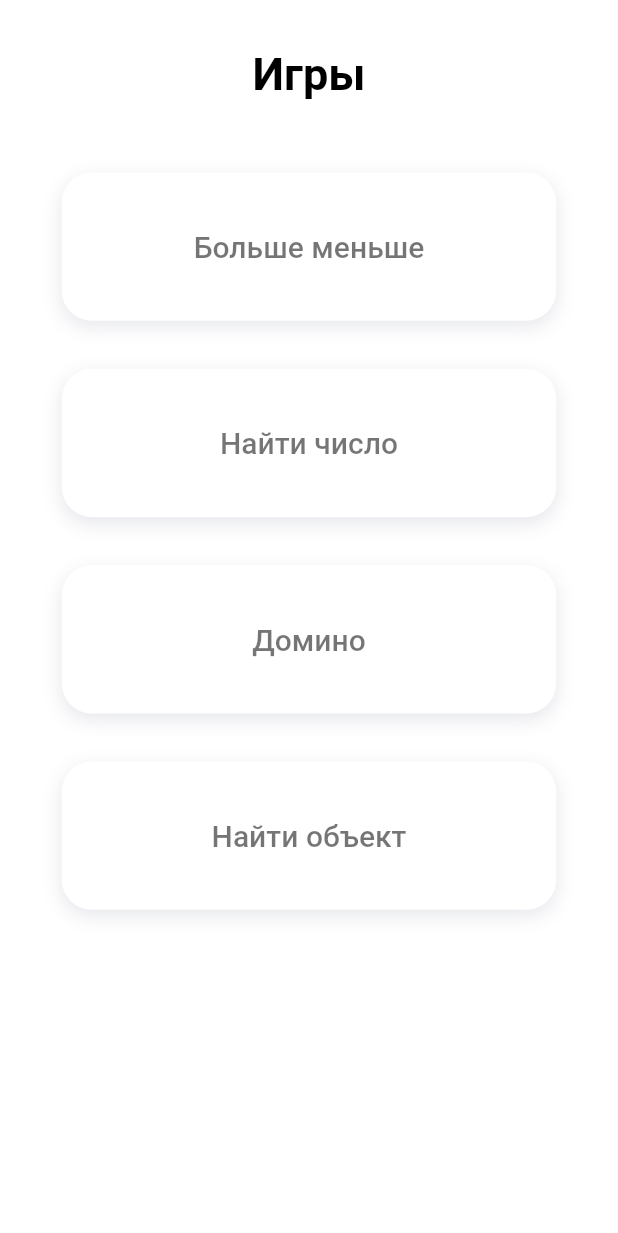
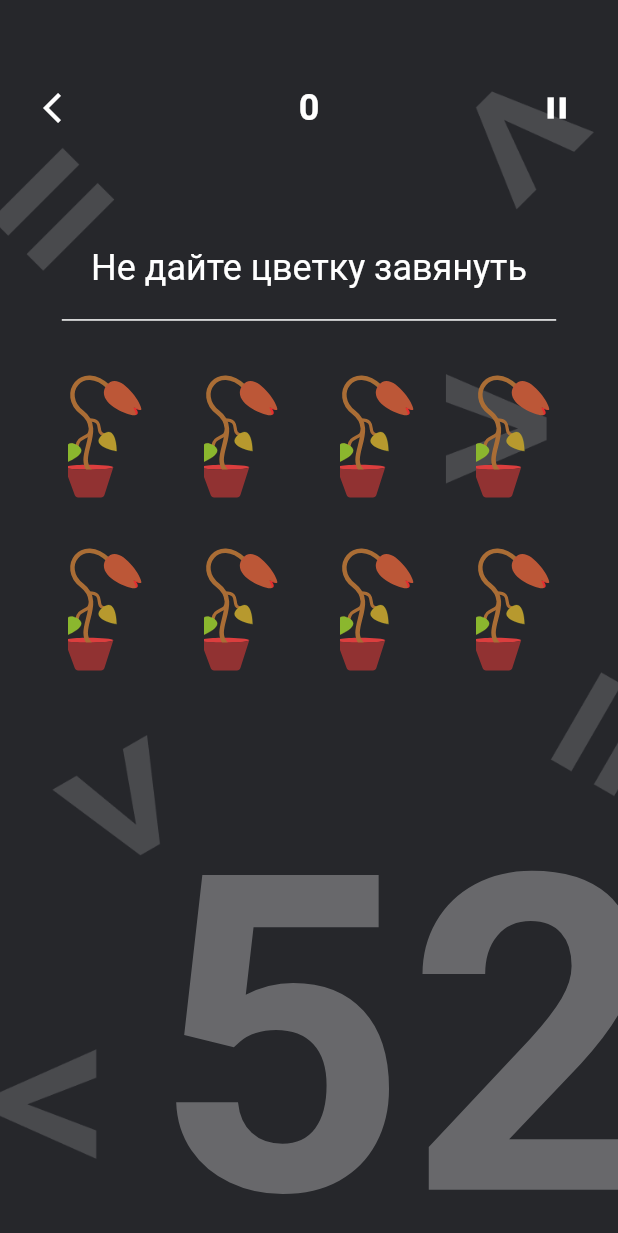
Before and after one commit to LevQo/brain_flower, a Flutter app: the screen it shows after launch, on a phone screen of 412 x 824 dp. Shown: the top 1233 px of the screen. Run offline on Flutter 3.47's test engine with Material 2 defaults, Android fonts, the phone set to English and light mode, and no system bars; drawn by our look-alikes of auto_size_text; our stand-ins replace equatable, flutter_bloc, flutter_svg.

Commit message:
Start of UI for Watering Flowers Game and added extensions

```diff
--- /dev/null
+++ b/lib/data/watering_flowers_game/flower_types_watering_flowers.dart
@@ -0,0 +1 @@
+enum FlowerTypesWateringFlowers{HEALTHY, WILTED}
--- a/lib/main.dart
+++ b/lib/main.dart
@@ -3,6 +3,7 @@ import 'package:brain_flower/screens/find_number_game/find_number_game_screen.da
 import 'package:brain_flower/screens/find_object_game/find_object_game_screen.dart';
 import 'package:brain_flower/screens/games_screen/games_screen.dart';
 import 'package:brain_flower/screens/more_less_game/more_less_game_screen.dart';
+import 'package:brain_flower/screens/watering_flowers_game/watering_flowers_game_screen.dart';
 import 'package:flutter/material.dart';
 
 void main() => runApp(MyApp());
@@ -20,13 +21,14 @@ class MyApp extends StatelessWidget {
             TargetPlatform.iOS: CupertinoPageTransitionsBuilder(),
           })),
       home: FindNumberGameScreen(),
-      initialRoute: '/games',
+      initialRoute: '/watering_flowers_game',
       routes: {
         '/games': (context) => GamesScreen(),
         '/more_less_game': (context) => MoreLessGameScreen(),
         '/find_number_game': (context) => FindNumberGameScreen(),
         '/dominoes_game': (context) => DominoesGameScreen(),
         '/find_object_game': (context) => FindObjectGameScreen(),
+        '/watering_flowers_game': (context) => WateringFlowersGameScreen(),
       },
     );
   }
--- a/lib/resources/colors.dart
+++ b/lib/resources/colors.dart
@@ -18,6 +18,8 @@ class CustomColors {
     Colors.black54
   ];
 
+  static const Color primaryDarkBackgroundColor = Color(0xFF26272B);
+
   static const Color defaultShadowColor = Color(0x1A111649);
   static const Color timerColor = Color(0x4DFFFFFF);
 
--- a/lib/resources/drawables.dart
+++ b/lib/resources/drawables.dart
@@ -4,4 +4,8 @@ class Drawables{
 
   //More Less Game
   static const String backgroundMoreLess = "assets/images/background_more_less.png";
+
+  //Watering Flowers Game
+  static const String healthyFlower = "assets/images/healthy_flower_game.svg";
+  static const String wiltedFlower = "assets/images/wilted_flower_game.svg";
 }
--- a/lib/screens/games_screen/games_screen.dart
+++ b/lib/screens/games_screen/games_screen.dart
@@ -4,12 +4,6 @@ import 'package:flutter/material.dart';
 class GamesScreen extends StatelessWidget {
   @override
   Widget build(BuildContext context) {
-    List<String> routes = [
-      '/more_less_game',
-      '/find_number_game',
-      '/dominoes_game'
-    ];
-
     Widget _buildItem(String gameText, String route){
       return  GestureDetector(
                     onTap: () => Navigator.pushNamed(context, route),
--- /dev/null
+++ b/lib/screens/watering_flowers_game/watering_flowers_game_screen.dart
@@ -0,0 +1,141 @@
+import 'package:brain_flower/data/watering_flowers_game/flower_types_watering_flowers.dart';
+import 'package:brain_flower/resources/colors.dart';
+import 'package:brain_flower/resources/drawables.dart';
+import 'package:brain_flower/widgets/custom_app_bar.dart';
+import 'package:brain_flower/widgets/custom_timer.dart';
+import 'package:brain_flower/widgets/title_text.dart';
+import 'package:brain_flower/widgets/white_divider.dart';
+import 'package:flutter/material.dart';
+import 'package:flutter_svg/flutter_svg.dart';
+import 'package:brain_flower/utils/extensions.dart';
+
+class WateringFlowersGameScreen extends StatelessWidget {
+  @override
+  Widget build(BuildContext context) {
+    return Scaffold(
+      backgroundColor: CustomColors.primaryDarkBackgroundColor,
+      body: Container(
+        decoration: BoxDecoration(
+          image: DecorationImage(
+              image: AssetImage(Drawables.backgroundMoreLess),
+              fit: BoxFit.cover),
+        ),
+        child: _buildMainContainer(context),
+      ),
+    );
+  }
+
+  Widget _buildMainContainer(BuildContext context) {
+    return Stack(
+      children: <Widget>[
+        Positioned(
+          right: context.screenWidth * 0.07,
+          left: context.screenWidth * 0.07,
+          top: context.screenHeight * 0.07,
+          child: CustomAppBar(
+            score: '0',
+          ),
+        ),
+        Positioned(
+          right: -context.screenWidth * 0.07,
+          bottom: -context.screenHeight * 0.08,
+          child: CustomTimer(
+            isRestart: false,
+            finishTimerListener: () {},
+          ),
+        ),
+        Positioned(
+          top: context.screenHeight * 0.2,
+          right: context.screenWidth * 0.01,
+          left: context.screenWidth * 0.01,
+          child: Column(
+            mainAxisAlignment: MainAxisAlignment.center,
+            children: <Widget>[
+              TitleText(
+                  text: 'Не дайте цветку завянуть', isCorrectAnswer: null),
+              SizedBox(height: 20.0),
+              WhiteDivider(),
+              SizedBox(height: 20.0),
+              Padding(
+                padding: const EdgeInsets.all(16.0),
+                child: Wrap(
+                  runSpacing: context.screenHeight * 0.04,
+                  spacing: context.screenWidth * 0.1,
+                  children: <Widget>[
+                    FlowerWateringGameWidget(
+                        type: FlowerTypesWateringFlowers.HEALTHY),
+                    FlowerWateringGameWidget(
+                        type: FlowerTypesWateringFlowers.HEALTHY),
+                    FlowerWateringGameWidget(
+                        type: FlowerTypesWateringFlowers.HEALTHY),
+                    FlowerWateringGameWidget(
+                        type: FlowerTypesWateringFlowers.HEALTHY),
+                    FlowerWateringGameWidget(
+                        type: FlowerTypesWateringFlowers.HEALTHY),
+                    FlowerWateringGameWidget(
+                        type: FlowerTypesWateringFlowers.HEALTHY),
+                    FlowerWateringGameWidget(
+                        type: FlowerTypesWateringFlowers.WILTED),
+                    FlowerWateringGameWidget(
+                        type: FlowerTypesWateringFlowers.WILTED),
+                  ],
+                ),
+              ),
+            ],
+          ),
+        ),
+      ],
+    );
+  }
+}
+
+class FlowerWateringGameWidget extends StatefulWidget {
+  final FlowerTypesWateringFlowers type;
+
+  const FlowerWateringGameWidget({this.type});
+
+  @override
+  _FlowerWateringGameWidgetState createState() =>
+      _FlowerWateringGameWidgetState();
+}
+
+class _FlowerWateringGameWidgetState extends State<FlowerWateringGameWidget>
+    with SingleTickerProviderStateMixin {
+  AnimationController _animationController;
+  FlowerTypesWateringFlowers type;
+
+  @override
+  void initState() {
+    type = widget.type;
+
+    _animationController =
+        AnimationController(vsync: this, duration: Duration(seconds: 4));
+
+    _animationController.forward();
+    _animationController.addListener(() {
+      setState(() {});
+    });
+
+    _animationController.addStatusListener((status) {
+      if(status == AnimationStatus.completed){
+        type = FlowerTypesWateringFlowers.WILTED;
+      }
+    });
+
+    super.initState();
+  }
+
+  @override
+  Widget build(BuildContext context) {
+    return Container(
+      height: MediaQuery.of(context).size.height * 0.1,
+      width: MediaQuery.of(context).size.width * 0.12,
+      child: SvgPicture.asset(
+        type == FlowerTypesWateringFlowers.HEALTHY
+            ? Drawables.healthyFlower
+            : Drawables.wiltedFlower,
+        fit: BoxFit.fitHeight,
+      ),
+    );
+  }
+}
--- /dev/null
+++ b/lib/utils/extensions.dart
@@ -0,0 +1,11 @@
+import 'package:flutter/material.dart';
+
+extension GetScreenSize on BuildContext {
+  double get screenWidth{
+    return MediaQuery.of(this).size.width;
+  }
+
+  double get screenHeight{
+    return MediaQuery.of(this).size.height;
+  }
+}
--- a/lib/widgets/title_text.dart
+++ b/lib/widgets/title_text.dart
@@ -69,7 +69,7 @@ class _TitleTextState extends State<TitleText> with TickerProviderStateMixin {
     return Column(
       children: <Widget>[
         Container(
-          width: MediaQuery.of(context).size.width * 0.6,
+          width: MediaQuery.of(context).size.width * 0.8,
           child: AutoSizeText(
             widget.text,
             textAlign: TextAlign.center,
--- a/pubspec.yaml
+++ b/pubspec.yaml
@@ -14,7 +14,7 @@ description: A new Flutter application.
 version: 1.0.0+1
 
 environment:
-  sdk: ">=2.1.0 <3.0.0"
+  sdk: ">=2.6.0 <3.0.0"
 
 dependencies:
   flutter:
```
Also changed, not shown: assets/images/healthy_flower_game.png (added), assets/images/healthy_flower_game.svg (added), assets/images/wilted_flower_game.png (added), assets/images/wilted_flower_game.svg (added).
